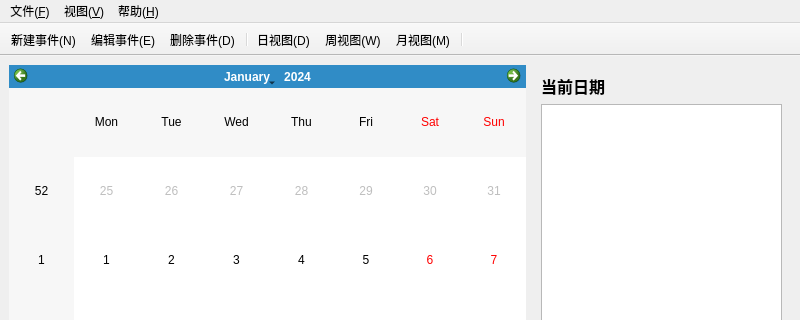
Old version of the form mainwindow.ui in the repository Ciky03/QT_finallab2; both pictures show x 0 to 800 and y 0 to 320 of the 800 by 600 pixel window.
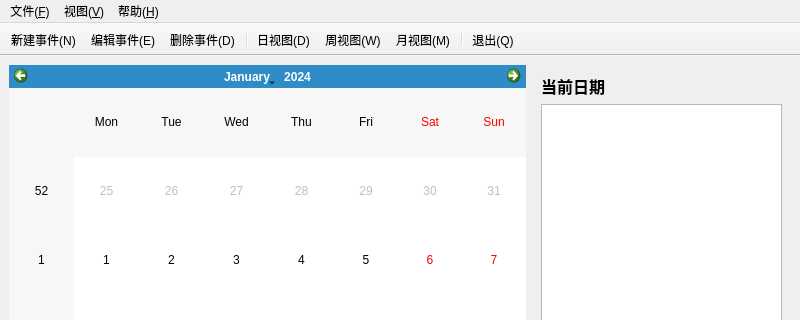
New version of the form. Icons and pictures are not drawn.

Patch:
```diff
--- a/mainwindow.ui
+++ b/mainwindow.ui
@@ -117,6 +117,7 @@
    <addaction name="action_week_view"/>
    <addaction name="action_month_view"/>
    <addaction name="separator"/>
+   <addaction name="action_exit"/>
   </widget>
   <widget class="QStatusBar" name="statusbar"/>
   <action name="action_new">
```
Left out of the diff: 30 changed lines with no effect on the pictures.
